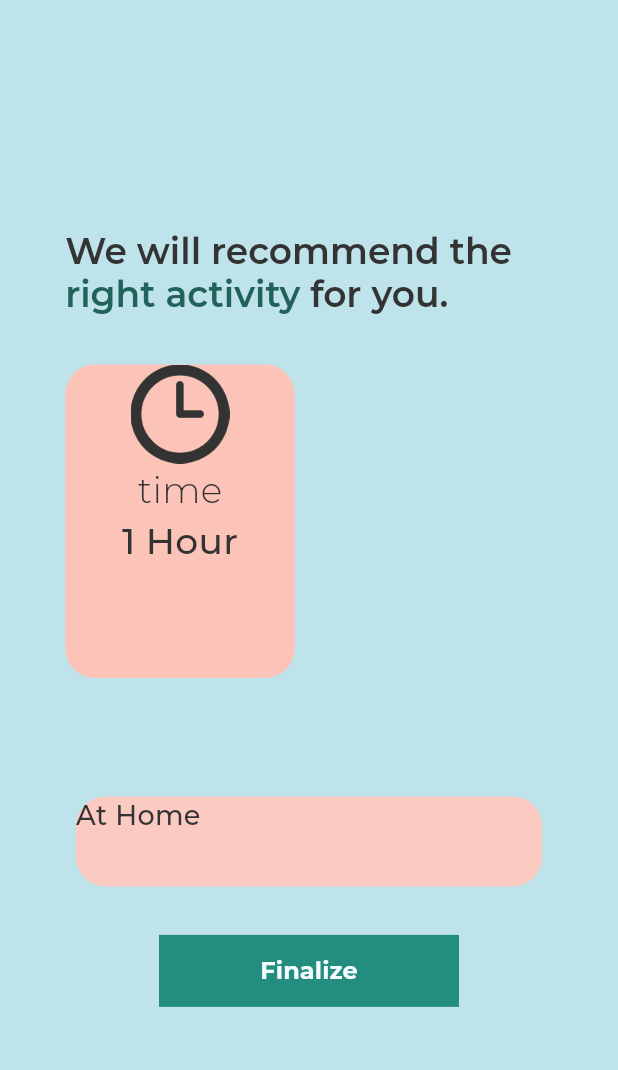
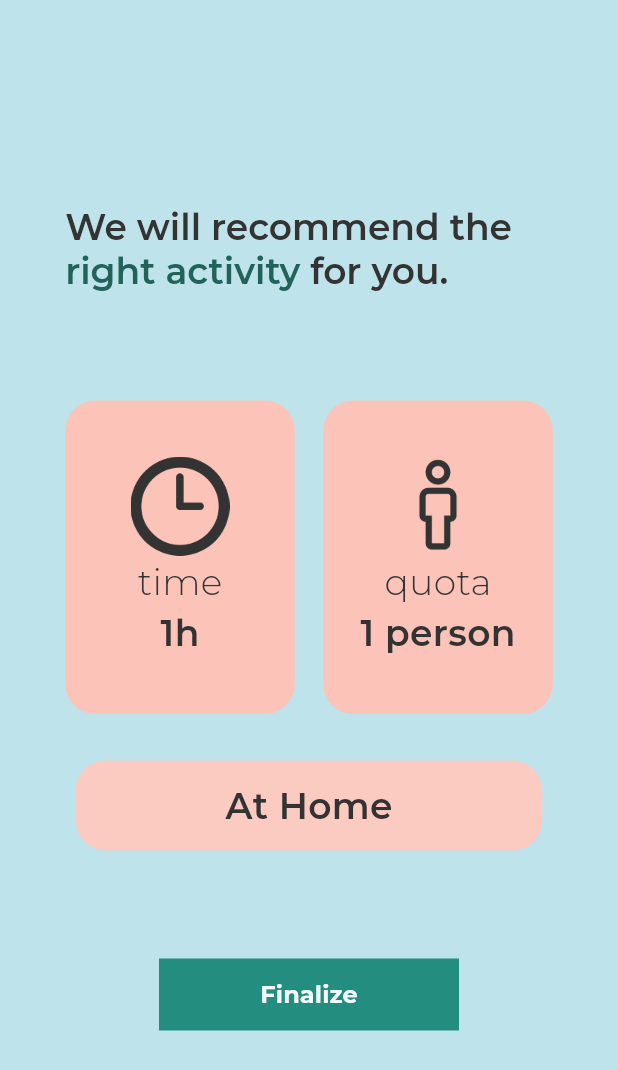
Before and after one commit to AsakaLynux/me_time, a Flutter app: the PersonPage screen opened by its route, after a tap on "Next", on a phone screen of 412 x 824 dp. Shown: the top 1070 px of the screen. Run offline on Flutter 3.47's test engine with Material 3 defaults, Android fonts, the phone set to English and light mode, and no system bars; our stand-ins replace google_fonts.

Commit message:
Done - Create place page     - Create person page     - Create result page     - Create Activity page Bug fixing

```diff
--- a/lib/ui/page/person_page.dart
+++ b/lib/ui/page/person_page.dart
@@ -12,10 +12,12 @@ class PersonPage extends StatelessWidget {
   Widget build(BuildContext context) {
     return Scaffold(
       backgroundColor: backgroundColor,
-      body: Container(
+      body: Center(
+        child: Container(
+          height: 550,
           margin: const EdgeInsets.symmetric(horizontal: 55),
-        child: Center(
           child: Column(
+            mainAxisAlignment: MainAxisAlignment.spaceBetween,
             children: [
               Text(
                 "How many people are you spending your time with?",
@@ -27,7 +29,8 @@ class PersonPage extends StatelessWidget {
                 height: 221,
                 child: Stack(
                   children: [
-                    Container(
+                    Center(
+                      child: Container(
                         width: 221,
                         height: 221,
                         decoration: BoxDecoration(
@@ -35,6 +38,8 @@ class PersonPage extends StatelessWidget {
                           color: clockColor,
                         ),
                         child: Column(
+                          mainAxisAlignment: MainAxisAlignment.spaceEvenly,
+                          crossAxisAlignment: CrossAxisAlignment.center,
                           children: [
                             Image.asset(stickmanIcon, width: 111, height: 111),
                             SizedBox(
@@ -49,11 +54,15 @@ class PersonPage extends StatelessWidget {
                                       borderRadius: BorderRadius.circular(8),
                                       color: whiteColor,
                                     ),
+                                    child: Center(
                                       child: Text(
                                         "0",
-                                    style: timeTextStyle.copyWith(fontSize: 30),
+                                        style: timeTextStyle.copyWith(
+                                            fontSize: 30),
                                       ),
                                     ),
+                                  ),
+                                  const SizedBox(width: 5),
                                   Container(
                                     width: 34,
                                     height: 49,
@@ -61,9 +70,12 @@ class PersonPage extends StatelessWidget {
                                       borderRadius: BorderRadius.circular(8),
                                       color: whiteColor,
                                     ),
+                                    child: Center(
                                       child: Text(
                                         "0",
-                                    style: timeTextStyle.copyWith(fontSize: 30),
+                                        style: timeTextStyle.copyWith(
+                                            fontSize: 30),
+                                      ),
                                     ),
                                   ),
                                 ],
@@ -72,14 +84,17 @@ class PersonPage extends StatelessWidget {
                           ],
                         ),
                       ),
+                    ),
                     Center(
                       child: SizedBox(
-                        width: 262,
+                        width: 255,
                         height: 41,
                         child: Row(
                           mainAxisAlignment: MainAxisAlignment.spaceBetween,
                           children: [
-                            Container(
+                            GestureDetector(
+                              onTap: () {},
+                              child: Container(
                                 width: 40,
                                 height: 40,
                                 decoration: BoxDecoration(
@@ -88,12 +103,13 @@ class PersonPage extends StatelessWidget {
                                 ),
                                 child: Image.asset(
                                   minusIcon,
-                                width: 30,
-                                height: 30,
                                   color: whiteColor,
                                 ),
                               ),
-                            Container(
+                            ),
+                            GestureDetector(
+                              onTap: () {},
+                              child: Container(
                                 width: 40,
                                 height: 40,
                                 decoration: BoxDecoration(
@@ -102,9 +118,8 @@ class PersonPage extends StatelessWidget {
                                 ),
                                 child: Image.asset(
                                   plusIcon,
-                                width: 30,
-                                height: 30,
                                   color: whiteColor,
+                                ),
                               ),
                             )
                           ],
--- a/lib/ui/page/result_page.dart
+++ b/lib/ui/page/result_page.dart
@@ -16,10 +16,10 @@ class ResultPage extends StatelessWidget {
       body: Center(
         child: Container(
           width: 325,
-          height: 583,
+          height: 550,
           margin: const EdgeInsets.symmetric(horizontal: 25),
           child: Column(
-            mainAxisAlignment: MainAxisAlignment.spaceEvenly,
+            mainAxisAlignment: MainAxisAlignment.spaceBetween,
             children: [
               RichText(
                 text: TextSpan(
@@ -47,12 +47,13 @@ class ResultPage extends StatelessWidget {
                 ),
               ),
               SizedBox(
-                width: 325,
-                height: 348,
+                // width: 325,
+                height: 300,
                 child: Column(
                   mainAxisAlignment: MainAxisAlignment.spaceBetween,
                   children: [
                     Row(
+                      mainAxisAlignment: MainAxisAlignment.spaceBetween,
                       children: [
                         Container(
                           width: 153,
@@ -62,6 +63,7 @@ class ResultPage extends StatelessWidget {
                             color: clockColor,
                           ),
                           child: Column(
+                            mainAxisAlignment: MainAxisAlignment.center,
                             children: [
                               Image.asset(
                                 clockIcon,
@@ -76,10 +78,42 @@ class ResultPage extends StatelessWidget {
                                 ),
                               ),
                               Text(
-                                "1 Hour",
+                                "1h",
                                 style: blackTextStyle.copyWith(
                                   fontSize: 24,
-                                  fontWeight: medium,
+                                  fontWeight: semiBold,
+                                ),
+                              ),
+                            ],
+                          ),
+                        ),
+                        Container(
+                          width: 153,
+                          height: 209,
+                          decoration: BoxDecoration(
+                            borderRadius: BorderRadius.circular(20),
+                            color: clockColor,
+                          ),
+                          child: Column(
+                            mainAxisAlignment: MainAxisAlignment.center,
+                            children: [
+                              Image.asset(
+                                stickmanIcon,
+                                width: 66,
+                                height: 66,
+                              ),
+                              Text(
+                                "quota",
+                                style: blackTextStyle.copyWith(
+                                  fontSize: 24,
+                                  fontWeight: light,
+                                ),
+                              ),
+                              Text(
+                                "1 person",
+                                style: blackTextStyle.copyWith(
+                                  fontSize: 24,
+                                  fontWeight: semiBold,
                                 ),
                               ),
                             ],
--- a/lib/ui/widget/custom_place_button.dart
+++ b/lib/ui/widget/custom_place_button.dart
@@ -22,9 +22,11 @@ class CustomPlaceButton extends StatelessWidget {
         borderRadius: BorderRadius.circular(20),
         color: optionColor,
       ),
-      child: Text(
-        text,
-        style: blackTextStyle.copyWith(fontSize: 18, fontWeight: medium),
+      child: Center(
+        child: Text(
+          text,
+          style: blackTextStyle.copyWith(fontSize: 24, fontWeight: semiBold),
+        ),
       ),
     );
   }
```
Also changed, not shown: lib/ui/page/activity_page.dart (+11 -9 lines), lib/ui/page/place_page.dart (+5 -3 lines), lib/ui/page/start_page.dart (+5 -2 lines), lib/ui/page/time_page.dart (+6 -3 lines), note.txt (+5 -4 lines). Lines whose indentation alone changed are shown as unchanged.
